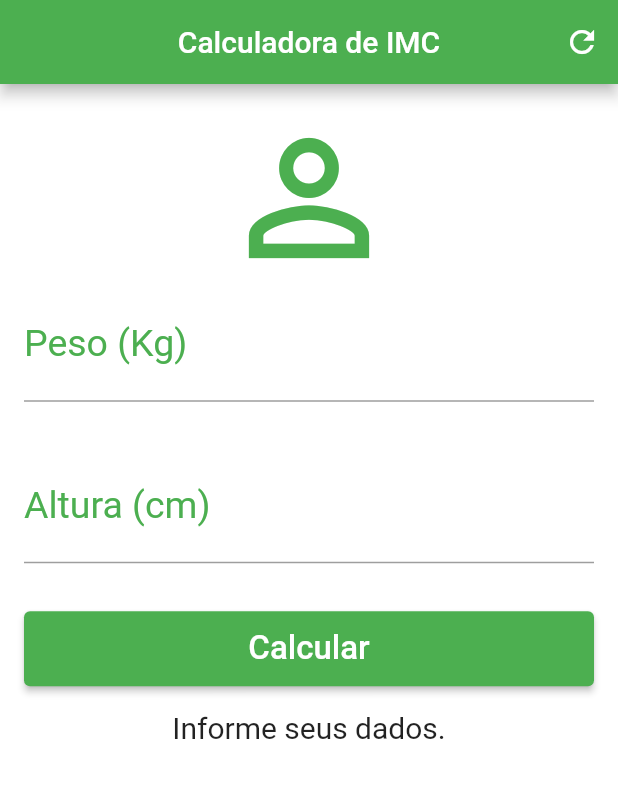
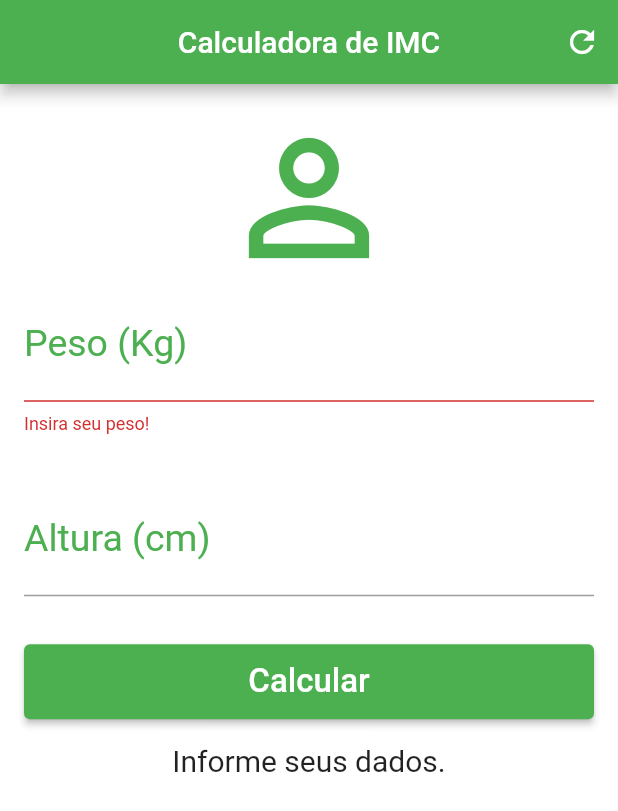
Before and after one commit to LucasConstantino92/imc_flutter, a Flutter app: the screen it shows after launch, after a tap on "Calcular", on a phone screen of 412 x 824 dp. Shown: the top 811 px of the screen. Run offline on Flutter 3.47's test engine with Material 2 defaults, Android fonts, the phone set to English and light mode, and no system bars.

Commit message:
Updating bug error txt

```diff
--- a/lib/pages/home_page.dart
+++ b/lib/pages/home_page.dart
@@ -10,6 +10,8 @@ class home_page extends StatefulWidget {
 class _home_pageState extends State<home_page> {
   String _info = 'Informe seus dados.';
   String? result;
+  String? errorTxtPeso;
+  String? errorTxtAltura;
 
   TextEditingController weightController = TextEditingController();
   TextEditingController heightController = TextEditingController();
@@ -31,7 +33,7 @@ class _home_pageState extends State<home_page> {
           ],
         ),
         body: SingleChildScrollView(
-          padding: EdgeInsets.all(16),
+          padding: const EdgeInsets.all(16),
           child: Column(
             crossAxisAlignment: CrossAxisAlignment.stretch,
             children: [
@@ -43,12 +45,13 @@ class _home_pageState extends State<home_page> {
               TextField(
                 controller: weightController,
                 keyboardType: TextInputType.number,
-                decoration: const InputDecoration(
+                decoration: InputDecoration(
+                  errorText: errorTxtPeso,
                   labelText: 'Peso (Kg)',
-                  labelStyle: TextStyle(color: Colors.green),
+                  labelStyle: const TextStyle(color: Colors.green),
                 ),
                 textAlign: TextAlign.center,
-                style: TextStyle(
+                style: const TextStyle(
                   color: Colors.green,
                   fontSize: 25,
                 ),
@@ -57,9 +60,10 @@ class _home_pageState extends State<home_page> {
               TextField(
                 controller: heightController,
                 keyboardType: TextInputType.number,
-                decoration: const InputDecoration(
+                decoration: InputDecoration(
+                  errorText: errorTxtAltura,
                   labelText: 'Altura (cm)',
-                  labelStyle: TextStyle(color: Colors.green),
+                  labelStyle: const TextStyle(color: Colors.green),
                 ),
                 textAlign: TextAlign.center,
                 style: const TextStyle(
@@ -72,14 +76,14 @@ class _home_pageState extends State<home_page> {
                 height: 50,
                 child: ElevatedButton(
                   onPressed: calculate,
-                  child: Text(
+                  style: ElevatedButton.styleFrom(
+                    primary: Colors.green,
+                  ),
+                  child: const Text(
                     'Calcular',
                     style: TextStyle(
                       fontSize: 22,
                     ),
-                  ),
-                  style: ElevatedButton.styleFrom(
-                    primary: Colors.green,
                   ),
                 ),
               ),
@@ -101,12 +105,40 @@ class _home_pageState extends State<home_page> {
   void _resetField() {
     heightController.text = "";
     weightController.text = "";
+    errorTxtPeso = null;
+    errorTxtAltura = null;
+
     setState(() {
       _info = 'Informe seus dados';
     });
   }
 
   void calculate() {
+    String txtPeso = weightController.text;
+    String txtAltura = heightController.text;
+
+    if (txtPeso.isEmpty) {
+      setState(() {
+        errorTxtPeso = 'Insira seu peso!';
+      });
+      return;
+    } else {
+      setState(() {
+        errorTxtPeso = null;
+      });
+    }
+
+    if (txtAltura.isEmpty) {
+      setState(() {
+        errorTxtAltura = 'Insira sua altura!';
+      });
+      return;
+    } else {
+      setState(() {
+        errorTxtAltura = null;
+      });
+    }
+
     double weight = double.parse(weightController.text);
     double height = double.parse(heightController.text) / 100;
 
```
